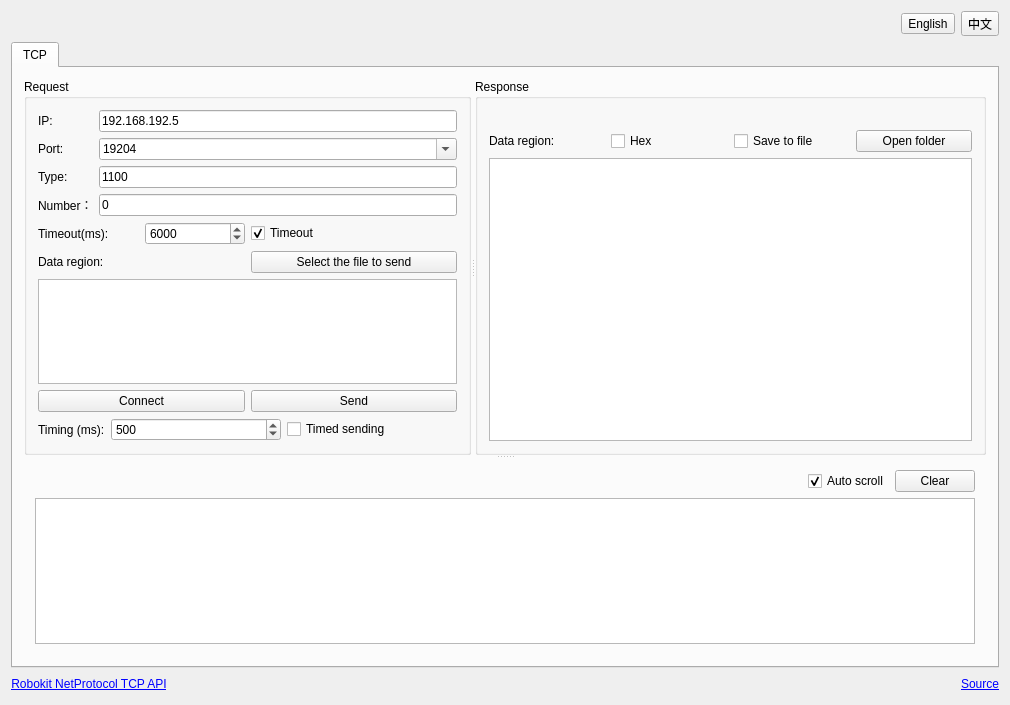
Qt form SCTcpToolWidget.ui (damtle/SeerTCPTest) before a commit.
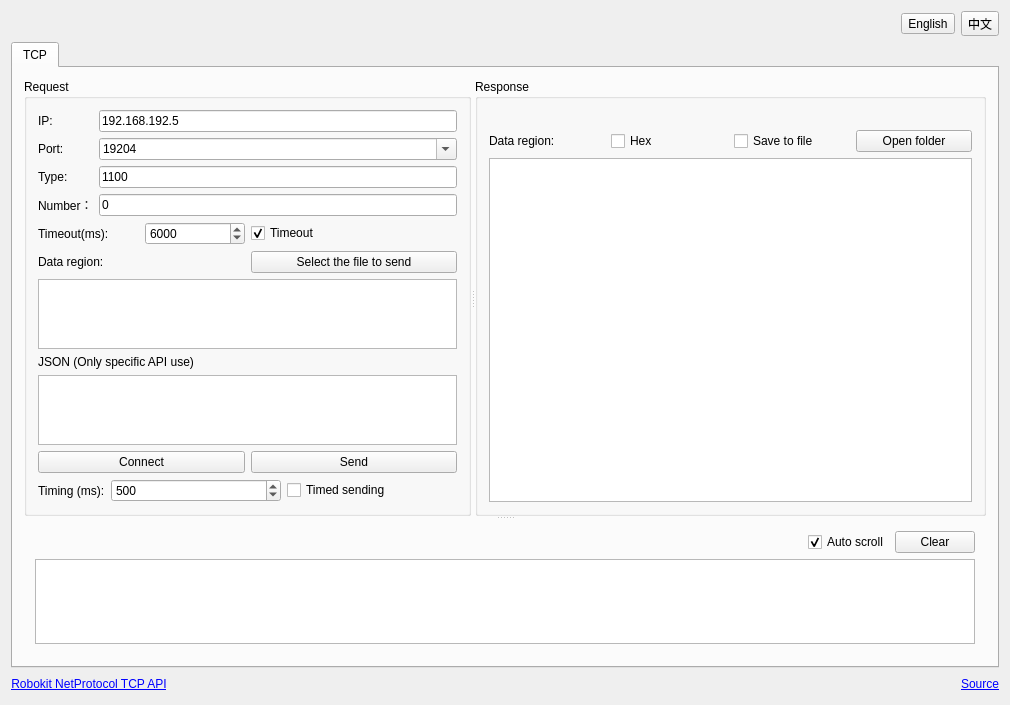
The same form after that commit.

Commit message: 报头新增 JSON 区

The edit to the form file:
```diff
--- a/SCTcpToolWidget.ui
+++ b/SCTcpToolWidget.ui
@@ -259,6 +259,16 @@
               </property>
              </widget>
             </item>
+            <item>
+             <widget class="QLabel" name="label">
+              <property name="text">
+               <string>JSON (Only specific API use)</string>
+              </property>
+             </widget>
+            </item>
+            <item>
+             <widget class="QTextEdit" name="textEdit_JSON"/>
+            </item>
             <item>
              <layout class="QHBoxLayout" name="horizontalLayout_4">
               <item>
```
The commit also changes 7 other files.
